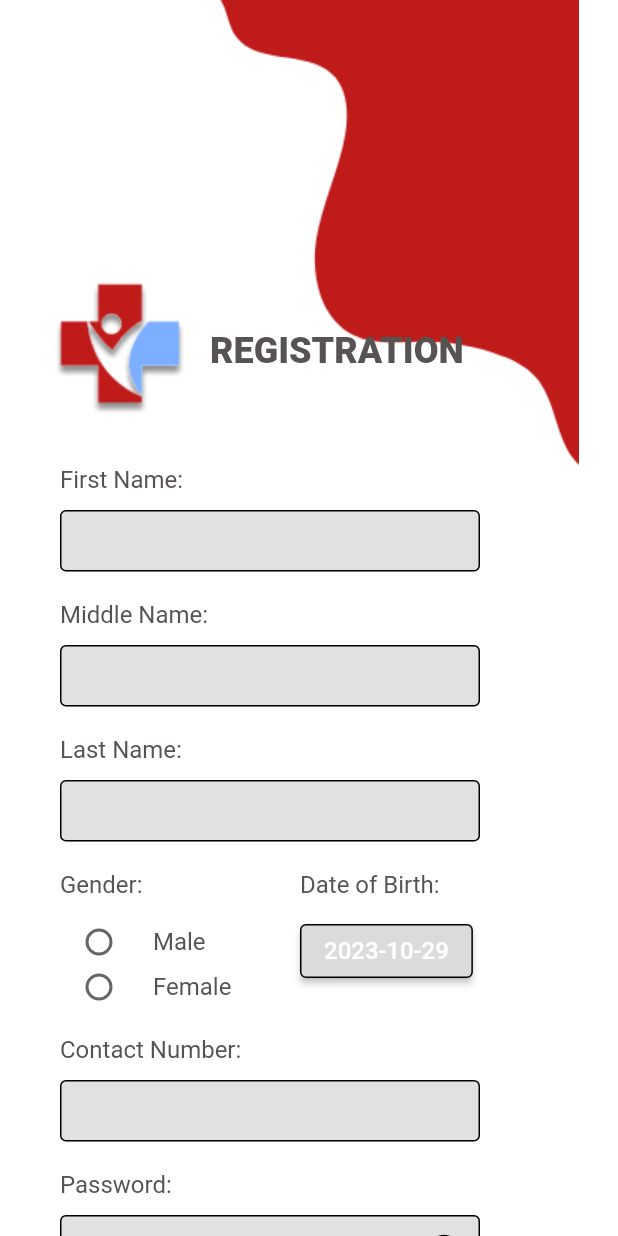
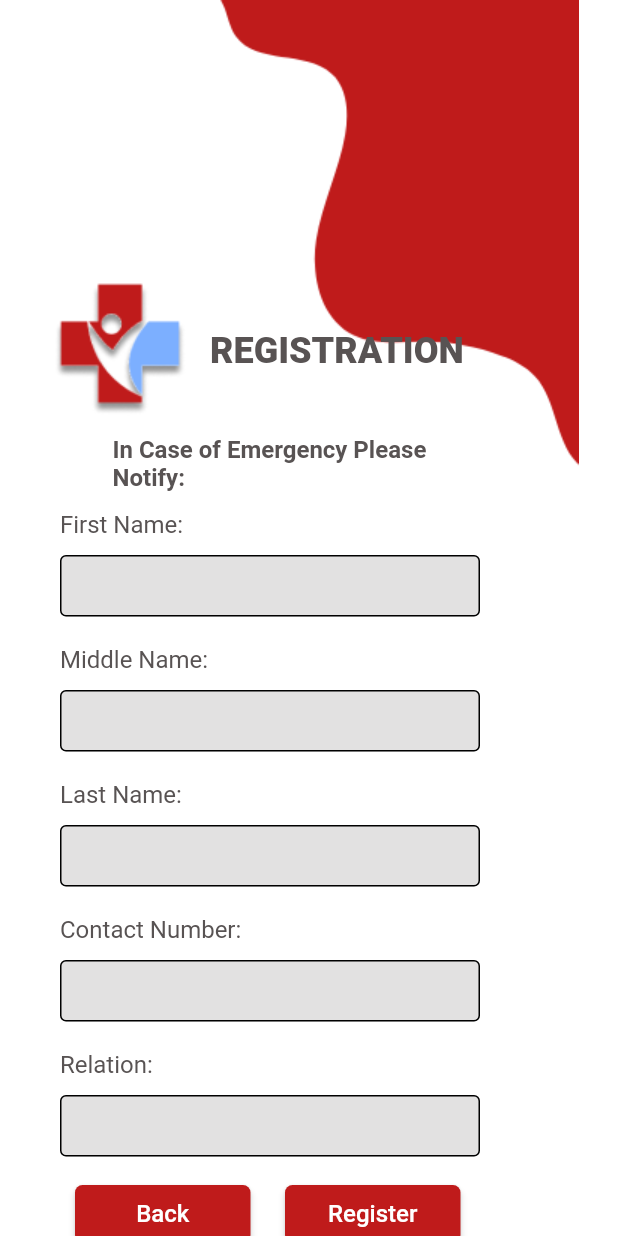
Before and after one commit to Lance-Abella/lifeline_assistance, a Flutter app: the RegistrationPage screen opened directly, scrolled down 426 dp, after a tap on "Next", on a phone screen of 412 x 824 dp. Run offline on Flutter 3.47's test engine with Material 2 defaults, Android fonts, the phone set to English and light mode, and no system bars; Roboto replaces fonts that are missing (IBM Plex Mono).

Commit message:
Registration Page 2 finished

```diff
--- a/lib/pages/registration_page.dart
+++ b/lib/pages/registration_page.dart
@@ -3,6 +3,7 @@
 import 'package:flutter/material.dart';
 import 'package:flutter/services.dart';
 import 'package:lifeline_assistance/pages/login_page.dart';
+import 'package:lifeline_assistance/pages/registration_page2.dart';
 
 class RegistrationPage extends StatefulWidget {
   const RegistrationPage({super.key});
@@ -533,13 +534,11 @@
                 ),
               ),
 
-
               Container(
                 margin: EdgeInsets.only(left: 50, top: 1050),
                 width: 117,
                 height: 38,
                 child: ElevatedButton(
-
                   onPressed: () {
                     Navigator.of(context).push(MaterialPageRoute(builder: (context) =>LoginPage()));
                   },
@@ -565,9 +564,8 @@
                 width: 117,
                 height: 38,
                 child: ElevatedButton(
-
                   onPressed: () {
-                    Navigator.of(context).push(MaterialPageRoute(builder: (context) =>RegistrationPage()));
+                    Navigator.of(context).push(MaterialPageRoute(builder: (context) =>RegistrationPage2()));
                   },
                   style: ElevatedButton.styleFrom(
                     primary: const Color.fromRGBO(191, 27, 27, 1),
--- /dev/null
+++ b/lib/pages/registration_page2.dart
@@ -0,0 +1,409 @@
+// ignore_for_file: prefer_const_constructors, sized_box_for_whitespace, use_key_in_widget_constructors, annotate_overrides
+
+import 'package:flutter/material.dart';
+import 'package:flutter/services.dart';
+import 'package:lifeline_assistance/pages/login_page.dart';
+import 'package:lifeline_assistance/pages/registration_page.dart';
+
+class RegistrationPage2 extends StatefulWidget {
+  const RegistrationPage2({Key? key});
+
+  @override
+  State<RegistrationPage2> createState() => _RegistrationPage2State();
+}
+
+class _RegistrationPage2State extends State<RegistrationPage2> {
+  bool isChecked = false;
+
+  Widget build(BuildContext context) {
+    return Scaffold(
+      backgroundColor: Colors.white,
+      body: Container(
+        height: 3000,
+        width: 400,
+        child: SingleChildScrollView(
+          child: Stack(
+            children: [
+              Container(
+                margin: EdgeInsets.only(left: 135),
+                child: Image(
+                  image: AssetImage("assets/logind1.png"),
+                ),
+              ),
+
+              Container(
+                margin: EdgeInsets.only(left: 22, top: 180),
+                child: Image(
+                  image: AssetImage("assets/logind2.png"),
+                ),
+              ),
+
+              Container(
+                width: 180,
+                margin: EdgeInsets.only(top: 1050),
+                child: Image(
+                  image: AssetImage("assets/logind3.png"),
+                ),
+              ),
+
+              Container(
+                margin: EdgeInsets.only(left: 140, top: 220),
+                child: Text(
+                  "REGISTRATION",
+                  style: TextStyle(
+                    color: Color.fromRGBO(88, 83, 83, 1),
+                    fontFamily: "IBM Plex Mono",
+                    fontSize: 24,
+                    fontWeight: FontWeight.w800,
+                  ),
+                ),
+              ),
+
+              Container(
+                width: 251,
+                margin: EdgeInsets.only(left: 75, top: 290),
+                child: Text(
+                  "In Case of Emergency Please Notify:",
+                  style: TextStyle(
+                    color: Color.fromRGBO(88, 83, 83, 1),
+                    fontFamily: "IBM Plex Mono",
+                    fontSize: 16,
+                    fontWeight: FontWeight.w700,
+                  ),
+                ),
+              ),
+
+              Container(
+                margin: EdgeInsets.only(left: 40, top: 340),
+                child: Text(
+                  "First Name:",
+                  style: TextStyle(
+                    color: Color.fromRGBO(88, 83, 83, 1),
+                    fontFamily: "IBM Plex Mono",
+                    fontSize: 16,
+                    fontWeight: FontWeight.w400,
+                  ),
+                ),
+              ),
+
+              Container(
+                height: 41,
+                width: 280,
+                margin: EdgeInsets.only(left: 40, top: 370),
+                child: TextField(
+                  style: TextStyle(
+                    color: Colors.black,
+                  ),
+                  decoration: InputDecoration(
+                    enabledBorder: OutlineInputBorder(
+                      borderSide: BorderSide(color: Colors.black),
+                    ),
+                    focusedBorder: OutlineInputBorder(
+                      borderSide: BorderSide(color: Colors.black),
+                    ),
+                    filled: true,
+                    fillColor: Color.fromRGBO(226, 225, 225, 1),
+                  ),
+                ),
+              ),
+
+              Container(
+                margin: EdgeInsets.only(left: 40, top: 430),
+                child: Text(
+                  "Middle Name:",
+                  style: TextStyle(
+                    color: Color.fromRGBO(88, 83, 83, 1),
+                    fontFamily: "IBM Plex Mono",
+                    fontSize: 16,
+                    fontWeight: FontWeight.w400,
+                  ),
+                ),
+              ),
+
+              Container(
+                height: 41,
+                width: 280,
+                margin: EdgeInsets.only(left: 40, top: 460),
+                child: TextField(
+                  style: TextStyle(
+                    color: Colors.black,
+                  ),
+                  decoration: InputDecoration(
+                    enabledBorder: OutlineInputBorder(
+                      borderSide: BorderSide(color: Colors.black),
+                    ),
+                    focusedBorder: OutlineInputBorder(
+                      borderSide: BorderSide(color: Colors.black),
+                    ),
+                    filled: true,
+                    fillColor: Color.fromRGBO(226, 225, 225, 1),
+                  ),
+                ),
+              ),
+
+              Container(
+                margin: EdgeInsets.only(left: 40, top: 520),
+                child: Text(
+                  "Last Name:",
+                  style: TextStyle(
+                    color: Color.fromRGBO(88, 83, 83, 1),
+                    fontFamily: "IBM Plex Mono",
+                    fontSize: 16,
+                    fontWeight: FontWeight.w400,
+                  ),
+                ),
+              ),
+
+              Container(
+                height: 41,
+                width: 280,
+                margin: EdgeInsets.only(left: 40, top: 550),
+                child: TextField(
+                  style: TextStyle(
+                    color: Colors.black,
+                  ),
+                  decoration: InputDecoration(
+                    enabledBorder: OutlineInputBorder(
+                      borderSide: BorderSide(color: Colors.black),
+                    ),
+                    focusedBorder: OutlineInputBorder(
+                      borderSide: BorderSide(color: Colors.black),
+                    ),
+                    filled: true,
+                    fillColor: Color.fromRGBO(226, 225, 225, 1),
+                  ),
+                ),
+              ),
+
+              Container(
+                margin: EdgeInsets.only(left: 40, top: 610),
+                child: Text(
+                  "Contact Number:",
+                  style: TextStyle(
+                    color: Color.fromRGBO(88, 83, 83, 1),
+                    fontFamily: "IBM Plex Mono",
+                    fontSize: 16,
+                    fontWeight: FontWeight.w400,
+                  ),
+                ),
+              ),
+
+              Container(
+                height: 41,
+                width: 280,
+                margin: EdgeInsets.only(left: 40, top: 640),
+                child: TextField(
+                  style: TextStyle(
+                    color: Colors.black,
+                  ),
+                  keyboardType: TextInputType.number,
+                  inputFormatters: <TextInputFormatter>[
+                    FilteringTextInputFormatter.digitsOnly,
+                  ],
+                  decoration: InputDecoration(
+                    enabledBorder: OutlineInputBorder(
+                      borderSide: BorderSide(color: Colors.black),
+                    ),
+                    focusedBorder: OutlineInputBorder(
+                      borderSide: BorderSide(color: Colors.black),
+                    ),
+                    filled: true,
+                    fillColor: Color.fromRGBO(226, 225, 225, 1),
+                  ),
+                ),
+              ),
+
+              Container(
+                margin: EdgeInsets.only(left: 40, top: 700),
+                child: Text(
+                  "Relation:",
+                  style: TextStyle(
+                    color: Color.fromRGBO(88, 83, 83, 1),
+                    fontFamily: "IBM Plex Mono",
+                    fontSize: 16,
+                    fontWeight: FontWeight.w400,
+                  ),
+                ),
+              ),
+
+              Container(
+                height: 41,
+                width: 280,
+                margin: EdgeInsets.only(left: 40, top: 730),
+                child: TextField(
+                  style: TextStyle(
+                    color: Colors.black,
+                  ),
+                  decoration: InputDecoration(
+                    enabledBorder: OutlineInputBorder(
+                      borderSide: BorderSide(color: Colors.black),
+                    ),
+                    focusedBorder: OutlineInputBorder(
+                      borderSide: BorderSide(color: Colors.black),
+                    ),
+                    filled: true,
+                    fillColor: Color.fromRGBO(226, 225, 225, 1),
+                  ),
+                ),
+              ),
+
+              Container(
+                margin: EdgeInsets.only(left: 50, top: 790),
+                width: 117,
+                height: 38,
+                child: ElevatedButton(
+                  onPressed: () {
+                    Navigator.of(context).push(MaterialPageRoute(builder: (context) =>RegistrationPage()));
+                  },
+                  style: ElevatedButton.styleFrom(
+                    foregroundColor: Colors.white, backgroundColor: const Color.fromRGBO(191, 27, 27, 1),
+                    padding: EdgeInsets.all(5),
+                    shape: RoundedRectangleBorder(
+                      borderRadius: BorderRadius.circular(5),
+                    ),
+                  ),
+                  child: Text(
+                    "Back",
+                    style: TextStyle(
+                      fontSize: 16,
+                    ),
+                  ),
+                ),
+              ),
+
+              Container(
+                margin: EdgeInsets.only(left: 190, top: 790),
+                width: 117,
+                height: 38,
+                child: ElevatedButton(
+                  onPressed: () {
+                    if (isChecked) {
+                      showDialog(
+                        context: context,
+                        builder: (context) {
+                          return AlertDialog(
+                            title: Text(
+                              "Registration Successful",
+                              style: TextStyle(
+                                fontWeight: FontWeight.w800,
+                                color: Colors.white,
+                              ),
+                            ),
+                            content: Text("Your account has been registered!"),
+                            actions: [
+                              TextButton(
+                                onPressed: () {
+                                  Navigator.of(context).pop();
+                                  Navigator.of(context).push(MaterialPageRoute(builder: (context) => LoginPage()));
+                                },
+                                child: Text(
+                                  "OK",
+                                  style: TextStyle(
+                                    color: Colors.white,
+                                  ),
+                                ),
+                              ),
+                            ],
+                          );
+                        },
+                      );
+                    }
+                    else {
+                      showDialog(
+                        context: context,
+                        builder: (context) {
+                          return AlertDialog(
+                            title: Text(
+                              "Terms and Conditions",
+                              style: TextStyle(
+                                fontWeight: FontWeight.w800,
+                                color: Colors.white,
+                              ),
+                              ),
+                            content: Text("You must agree to the Terms and Conditions to proceed."),
+                            actions: [
+                              TextButton(
+                                onPressed: () {
+                                  Navigator.of(context).pop(); // Close the dialog
+                                },
+                                child: Text(
+                                  "OK",
+                                  style: TextStyle(
+                                    color: Colors.white,
+                                  ),),
+                              ),
+                            ],
+                          );
+                        },
+                      );
+                    }
+                  },
+                  style: ElevatedButton.styleFrom(
+                    foregroundColor: Colors.white, backgroundColor: const Color.fromRGBO(191, 27, 27, 1),
+                    padding: EdgeInsets.all(5),
+                    shape: RoundedRectangleBorder(
+                      borderRadius: BorderRadius.circular(5),
+                    ),
+                  ),
+                  child: Text(
+                    "Register",
+                    style: TextStyle(
+                      fontSize: 16,
+                    ),
+                  ),
+                ),
+              ),
+
+
+              Container(
+                margin: EdgeInsets.only(left: 95, top: 900),
+                width: 18,
+                height: 18,
+                decoration: BoxDecoration(
+                  border: Border.all(color: Colors.black, width: 2),
+                ),
+                child: Checkbox(
+                  value: isChecked,
+                  side: BorderSide(color: Colors.black),
+                  onChanged: (bool? value) {
+                    setState(() {
+                      isChecked = value ?? false;
+                    });
+                  },
+                ),
+              ),
+
+              Container(
+                margin: EdgeInsets.only(left: 125, top: 890),
+                width: 180,
+                child: Text(
+                  "I have agreed to the",
+                  style: TextStyle(
+                    color: Color.fromRGBO(88, 83, 83, 1),
+                    fontFamily: "IBM Plex Mono",
+                    fontSize: 16,
+                    fontWeight: FontWeight.w400,
+                  ),
+                ),
+              ),
+
+              Container(
+                margin: EdgeInsets.only(left: 124, top: 908),
+                width: 180,
+                child: Text(
+                  "Terms and Conditions",
+                  style: TextStyle(
+                    color: Color.fromRGBO(191, 27, 27, 1),
+                    fontFamily: "IBM Plex Mono",
+                    fontSize: 16,
+                    fontWeight: FontWeight.w700,
+                  ),
+                ),
+              ),
+            ],
+          ),
+        ),
+      ),
+    );
+  }
+}
```
Lines whose indentation alone changed are shown as unchanged.
